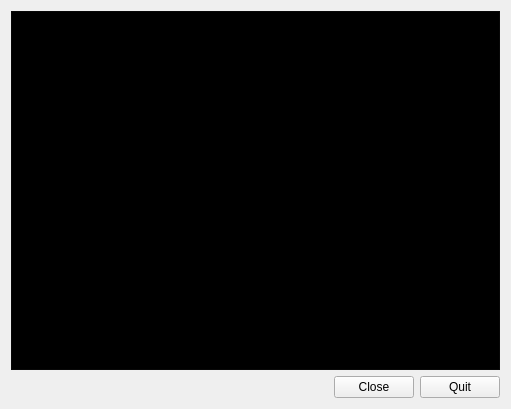
This is FAQsServer/Window.ui in congchenutd/COFAQs as Qt 5 draws it before an edit. The edited form follows.
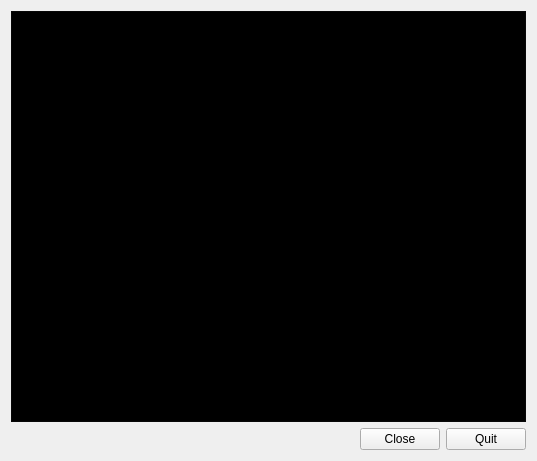
This is the edited form.

Patch:
```diff
--- a/FAQsServer/Window.ui
+++ b/FAQsServer/Window.ui
@@ -6,8 +6,8 @@
    <rect>
     <x>0</x>
     <y>0</y>
-    <width>511</width>
-    <height>409</height>
+    <width>537</width>
+    <height>461</height>
    </rect>
   </property>
   <property name="windowTitle">
```
